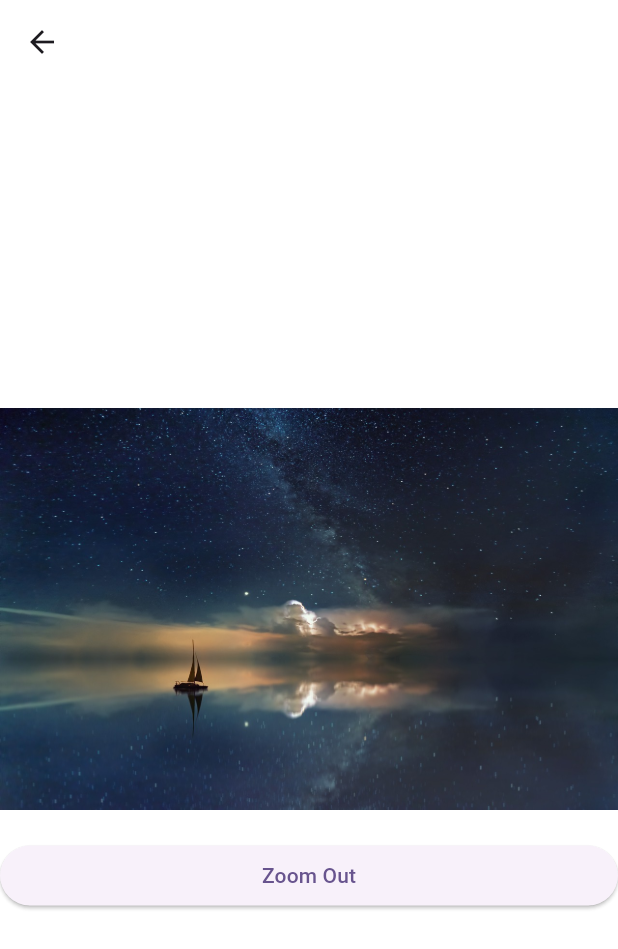
After one commit to narmuni123/flutter_animation, a Flutter app: the AnimatedContainerImage screen opened directly, after a tap on "Zoom In", on a phone screen of 412 x 824 dp. The commit adds this screen. Shown: the top 949 px of the screen. Run offline on Flutter 3.47's test engine with Material 2 defaults, Android fonts, the phone set to English and light mode, and no system bars.

Commit message:
Added implicit animations

```diff
--- a/lib/animations/horo_animations/hero_animation_displace.dart
+++ b/lib/animations/explicit_animation/horo_animations/hero_animation_displace.dart
@@ -1,4 +1,4 @@
-import 'package:animation/animations/horo_animations/details_page.dart';
+import 'package:animation/animations/explicit_animation/horo_animations/details_page.dart';
 import 'package:animation/data/widget_list.dart';
 import 'package:flutter/material.dart';
 
--- /dev/null
+++ b/lib/animations/implicit_animations/animated_container_image.dart
@@ -0,0 +1,59 @@
+import 'package:flutter/material.dart';
+
+class AnimatedContainerImage extends StatefulWidget {
+  const AnimatedContainerImage({Key? key}) : super(key: key);
+
+  @override
+  State<AnimatedContainerImage> createState() => _AnimatedContainerImageState();
+}
+
+double defaultWidth = 100;
+
+class _AnimatedContainerImageState extends State<AnimatedContainerImage> {
+  bool isZoomedIn = false;
+
+  String buttonTitleZoomIn = "Zoom In";
+  String buttonTitleZoomOut = "Zoom Out";
+  double width = defaultWidth;
+  var curve = Curves.bounceOut;
+  @override
+  Widget build(BuildContext context) {
+    return Scaffold(
+      backgroundColor: Colors.white12,
+      appBar: AppBar(
+        backgroundColor: Colors.white12,
+      ),
+      body: SafeArea(
+        child: Center(
+          child: Column(
+            mainAxisAlignment: MainAxisAlignment.center,
+            children: [
+              AnimatedContainer(
+                duration: const Duration(milliseconds: 370),
+                width: width,
+                curve: curve,
+                child: Image.asset("assets/images/ocean.jpeg"),
+              ),
+              const SizedBox(
+                height: 20,
+              ),
+              ElevatedButton(
+                onPressed: () {
+                  setState(() {
+                    isZoomedIn = !isZoomedIn;
+                    width = ( isZoomedIn) ? MediaQuery.of(context).size.width : defaultWidth;
+                    curve = (isZoomedIn) ? Curves.bounceInOut : Curves.bounceInOut;
+                  });
+                },
+                child: Center(
+                  child: Text(
+                      (!isZoomedIn) ? buttonTitleZoomIn : buttonTitleZoomOut),
+                ),
+              ),
+            ],
+          ),
+        ),
+      ),
+    );
+  }
+}
--- a/lib/data/widget_list.dart
+++ b/lib/data/widget_list.dart
@@ -1,7 +1,8 @@
-import 'package:animation/animations/chained_animation.dart';
-import 'package:animation/animations/horo_animations/hero_animation_displace.dart';
-import 'package:animation/animations/square_rotating.dart';
-import 'package:animation/animations/stack_and_rotate_3D.dart';
+import 'package:animation/animations/explicit_animation/chained_animation.dart';
+import 'package:animation/animations/explicit_animation/horo_animations/hero_animation_displace.dart';
+import 'package:animation/animations/explicit_animation/square_rotating.dart';
+import 'package:animation/animations/explicit_animation/stack_and_rotate_3D.dart';
+import 'package:animation/animations/implicit_animations/animated_container_image.dart';
 import 'package:flutter/cupertino.dart';
 
 Map<String, Widget> animationWidgets = {
@@ -9,6 +10,7 @@ Map<String, Widget> animationWidgets = {
   "Chained Animation": const ChainedAnimation(),
   "Stack And Rotate 3D": const StackAndRotate3D(),
   "Hero Animation Displace": const Displace(),
+  "Animated Container Widget": const AnimatedContainerImage(),
 };
 
 @immutable
--- a/pubspec.yaml
+++ b/pubspec.yaml
@@ -60,9 +60,8 @@ flutter:
   uses-material-design: true
 
   # To add assets to your application, add an assets section, like this:
-  # assets:
-  #   - images/a_dot_burr.jpeg
-  #   - images/a_dot_ham.jpeg
+  assets:
+    - assets/images/
 
   # An image asset can refer to one or more resolution-specific "variants", see
   # https://flutter.dev/assets-and-images/#resolution-aware
```
Also changed, not shown: assets/images/ocean.jpeg (added), lib/animations/explicit_animation/chained_animation.dart (renamed from lib/animations/chained_animation.dart), lib/animations/explicit_animation/horo_animations/details_page.dart (renamed from lib/animations/horo_animations/details_page.dart), lib/animations/explicit_animation/square_rotating.dart (renamed from lib/animations/square_rotating.dart), lib/animations/explicit_animation/stack_and_rotate_3D.dart (renamed from lib/animations/stack_and_rotate_3D.dart).
